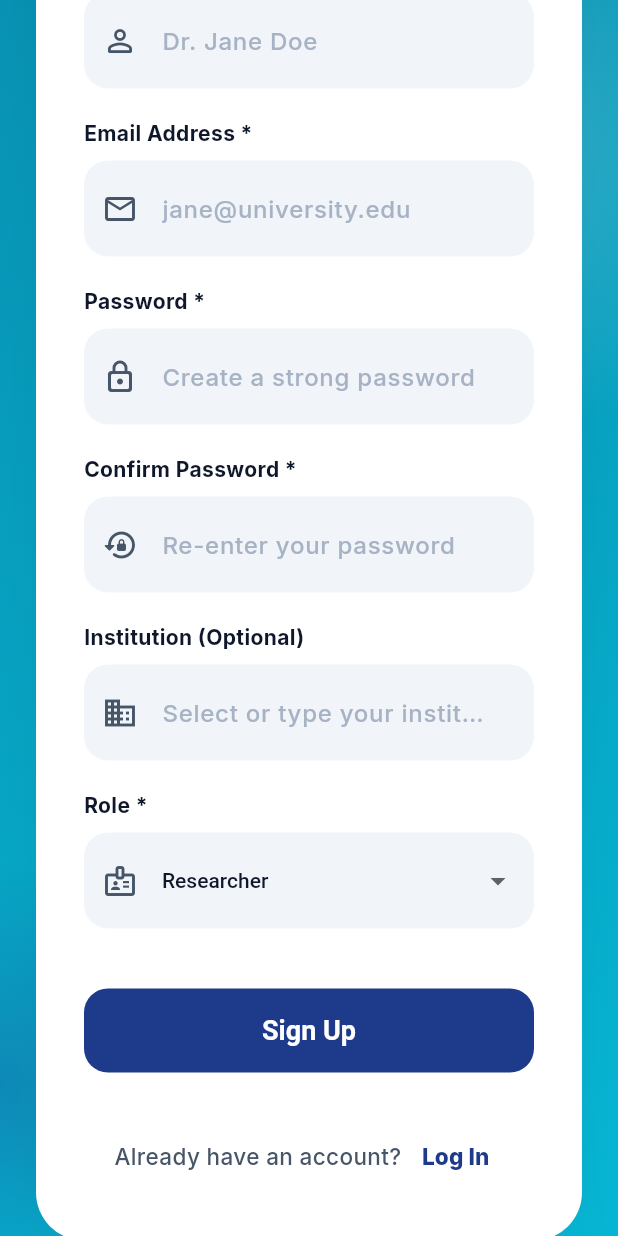
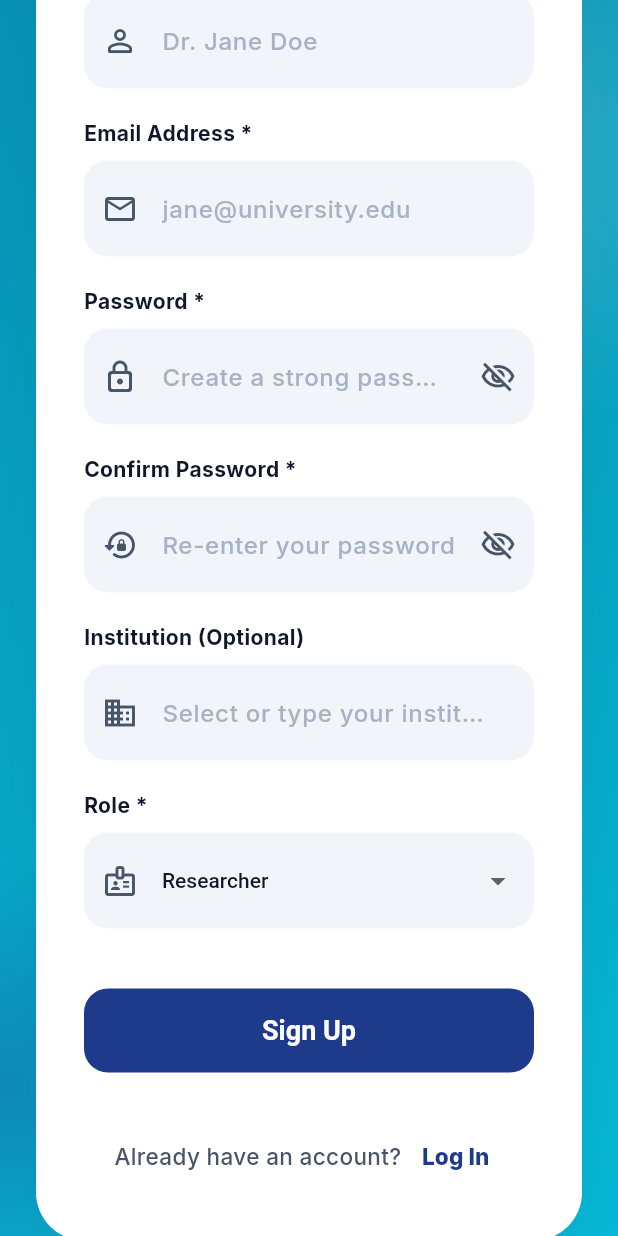
Before and after one commit to Phamphuong2004/PRM393_Projects, a Flutter app: the RegisterScreen screen opened by its route, scrolled down 576 dp, on a phone screen of 412 x 824 dp. Run offline on Flutter 3.47's test engine with Material 3 defaults, Android fonts, the phone set to English and light mode, and no system bars; our stand-ins replace dio, fl_chart, flutter_riverpod, flutter_secure_storage, freezed_annotation, go_router and 2 more; accounts and stored records are empty; network calls fail.

Commit message:
feat: update notification & show password & analysis

```diff
--- a/scientific_journal_trend_tracker_frontend_flutter_app/lib/features/auth/screens/register_screen.dart
+++ b/scientific_journal_trend_tracker_frontend_flutter_app/lib/features/auth/screens/register_screen.dart
@@ -21,6 +21,8 @@ class _RegisterScreenState extends ConsumerState<RegisterScreen> {
   final _confirmPasswordController = TextEditingController();
   String _selectedRole = 'researcher';
   int _passwordScore = 0;
+  bool _obscurePassword = true;
+  bool _obscureConfirm = true;
   List<Institution> _institutions = [];
   String? _selectedInstitution;
   bool _loadingInstitutions = true;
@@ -322,7 +324,18 @@ class _RegisterScreenState extends ConsumerState<RegisterScreen> {
                 label: 'Password *',
                 hint: 'Create a strong password',
                 icon: Icons.lock_outline_rounded,
-                obscureText: true,
+                obscureText: _obscurePassword,
+                suffixIcon: IconButton(
+                  icon: Icon(
+                    _obscurePassword
+                        ? Icons.visibility_off_outlined
+                        : Icons.visibility_outlined,
+                    color: AppColors.textSecondary,
+                  ),
+                  tooltip: _obscurePassword ? 'Show password' : 'Hide password',
+                  onPressed: () =>
+                      setState(() => _obscurePassword = !_obscurePassword),
+                ),
                 onChanged: (value) =>
                     setState(() => _passwordScore = _calcPasswordScore(value)),
               ),
@@ -336,7 +349,18 @@ class _RegisterScreenState extends ConsumerState<RegisterScreen> {
                 label: 'Confirm Password *',
                 hint: 'Re-enter your password',
                 icon: Icons.lock_reset_rounded,
-                obscureText: true,
+                obscureText: _obscureConfirm,
+                suffixIcon: IconButton(
+                  icon: Icon(
+                    _obscureConfirm
+                        ? Icons.visibility_off_outlined
+                        : Icons.visibility_outlined,
+                    color: AppColors.textSecondary,
+                  ),
+                  tooltip: _obscureConfirm ? 'Show password' : 'Hide password',
+                  onPressed: () =>
+                      setState(() => _obscureConfirm = !_obscureConfirm),
+                ),
                 onChanged: (_) => setState(() {}),
               ),
               if (_confirmPasswordController.text.isNotEmpty &&
@@ -543,6 +567,7 @@ class _RegisterScreenState extends ConsumerState<RegisterScreen> {
     bool obscureText = false,
     TextInputType? keyboardType,
     ValueChanged<String>? onChanged,
+    Widget? suffixIcon,
   }) {
     return Column(
       crossAxisAlignment: CrossAxisAlignment.start,
@@ -557,6 +582,7 @@ class _RegisterScreenState extends ConsumerState<RegisterScreen> {
           style: const TextStyle(fontWeight: FontWeight.w500),
           decoration: InputDecoration(
             prefixIcon: Icon(icon, color: AppColors.textSecondary),
+            suffixIcon: suffixIcon,
             hintText: hint,
             hintStyle: TextStyle(color: AppColors.textLight.withValues(alpha: 0.8)),
             filled: true,
```
Also changed, not shown: scientific_journal_trend_tracker_frontend_flutter_app/lib/core/repositories/follow_repository.dart (+14 -0 lines), scientific_journal_trend_tracker_frontend_flutter_app/lib/core/repositories/notification_repository.dart (+8 -0 lines), scientific_journal_trend_tracker_frontend_flutter_app/lib/features/auth/screens/login_screen.dart (+15 -1 lines), scientific_journal_trend_tracker_frontend_flutter_app/lib/features/dashboard/screens/following_screen.dart (+47 -1 lines), scientific_journal_trend_tracker_frontend_flutter_app/lib/features/dashboard/screens/notifications_screen.dart (+50 -0 lines), 1 other file.
